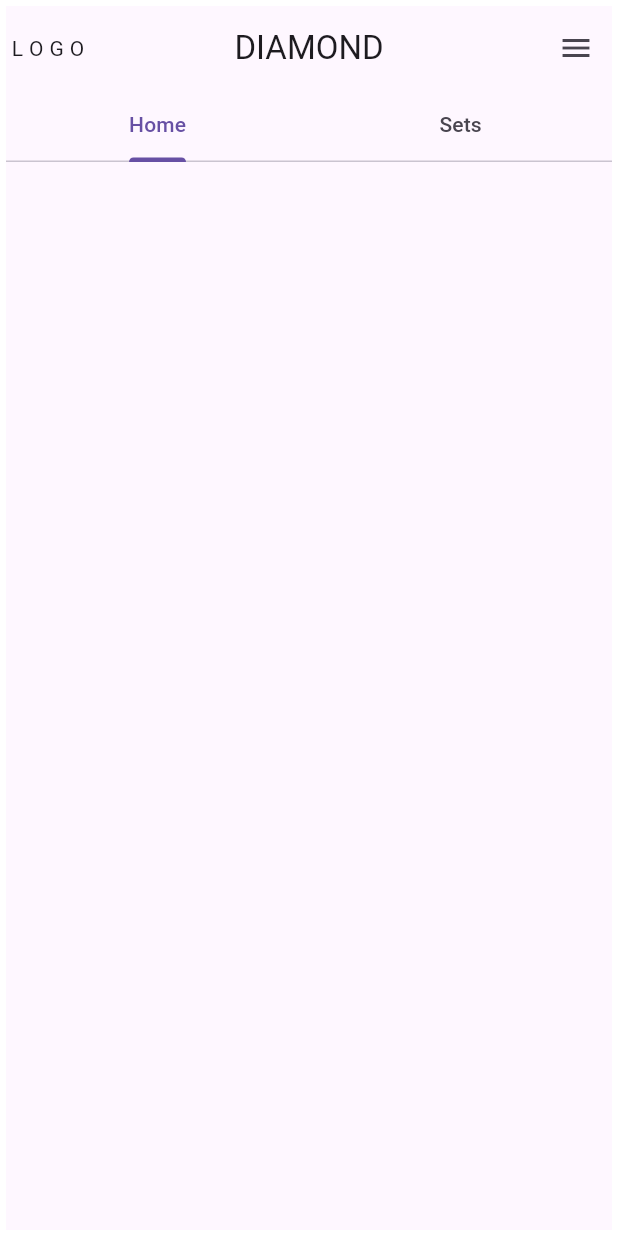
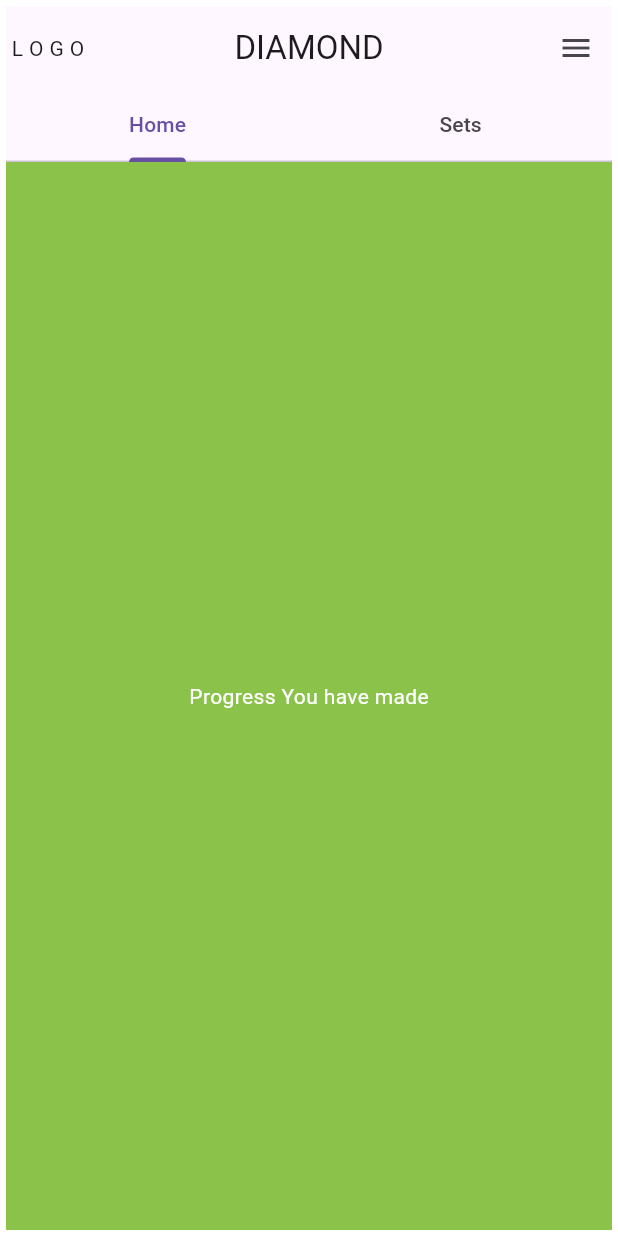
Before and after one commit to Shadabdullah/vocab, a Flutter app: the screen it shows after launch, on a phone screen of 412 x 824 dp. Run offline on Flutter 3.47's test engine with Material 3 defaults, Android fonts, the light colour scheme and no system bars; our stand-ins replace flutter_svg.

Commit message:
TabBarView

```diff
--- a/lib/screens/home_screen.dart
+++ b/lib/screens/home_screen.dart
@@ -2,7 +2,10 @@ import 'package:flutter/material.dart';
 import 'package:flutter_svg/svg.dart';
 import 'package:vocab/constants.dart';
 import 'package:vocab/screens/app_settings.dart';
+import 'package:vocab/screens/progress_page.dart';
 import 'package:vocab/screens/recall_screen.dart';
+import 'package:vocab/screens/sets_page.dart';
+import 'package:vocab/widgets/setcard.dart';
 
 class HomePage extends StatelessWidget {
   const HomePage({Key? key}) : super(key: key);
@@ -57,6 +60,7 @@ class HomePage extends StatelessWidget {
               ),
             ),
           ),
+          body: Expanded(child: TabBarView(children: [ProgressPage(), SetsPage() ])),
         ));
   }
 }
--- /dev/null
+++ b/lib/screens/progress_page.dart
@@ -0,0 +1,11 @@
+
+import 'package:flutter/material.dart';
+
+class ProgressPage extends StatelessWidget {
+  const ProgressPage({super.key});
+
+  @override
+  Widget build(BuildContext context) {
+    return Container(color: Colors.lightGreen, child: Center(child: Text("Progress You have made"),));
+  }
+}
```
Also changed, not shown: lib/screens/sets_page.dart (added, +11 -0 lines), lib/widgets/setcard.dart (added, +12 -0 lines).
